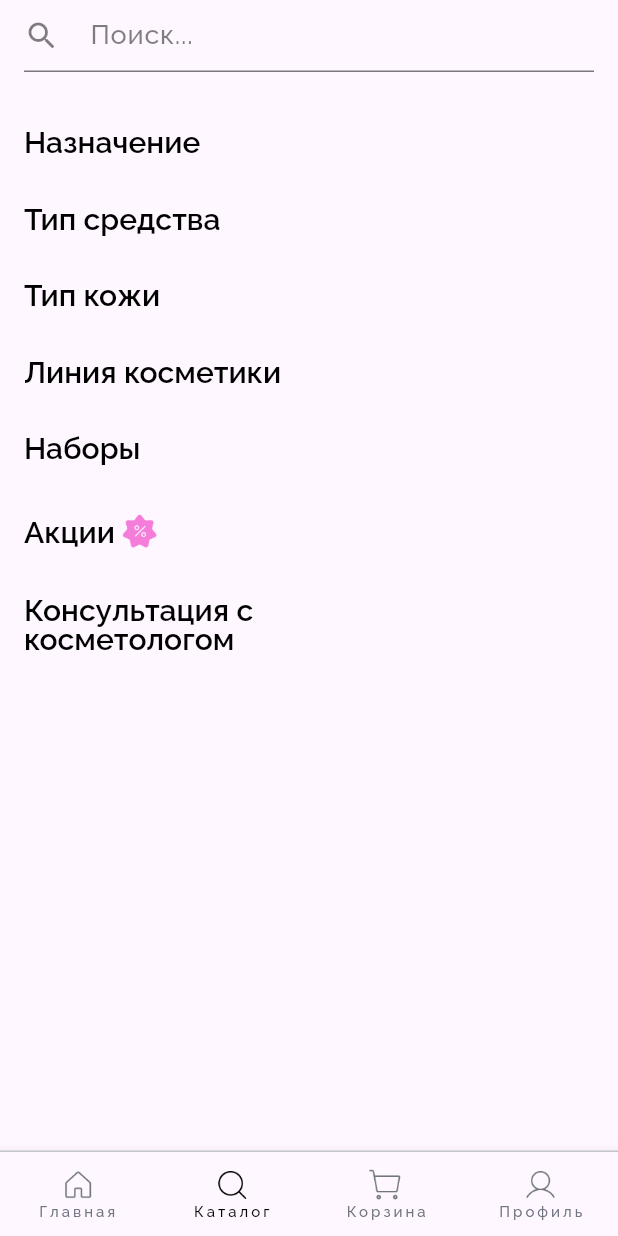
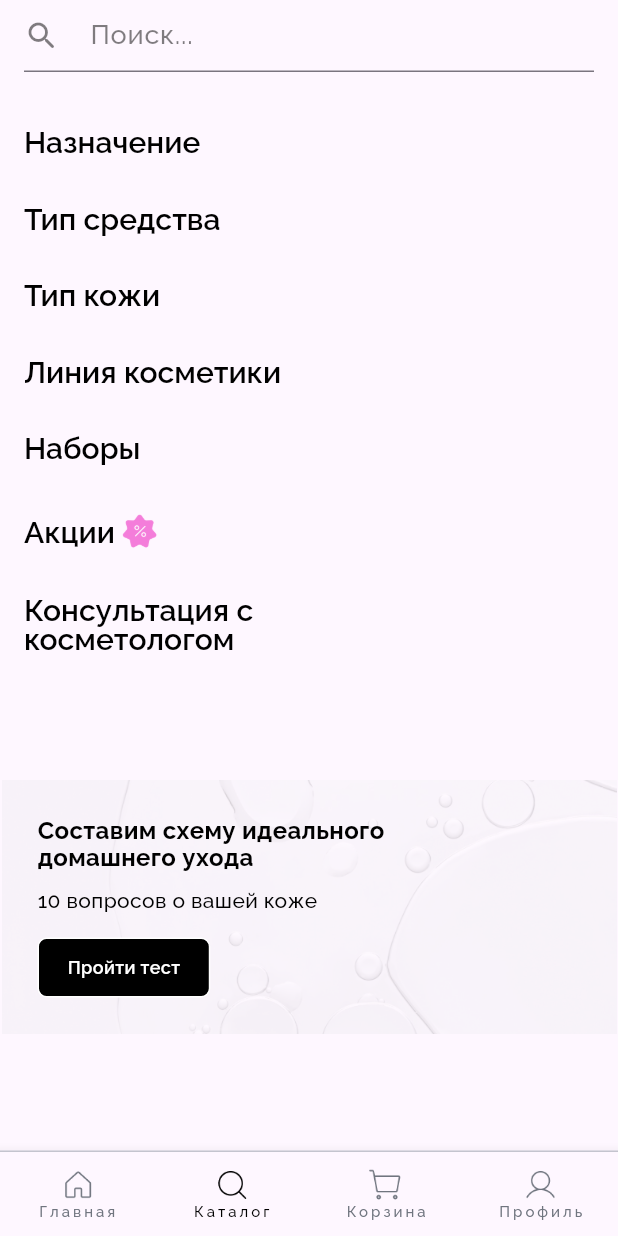
Before and after one commit to orozbaevelmar/flutter_cosmetics_store, a Flutter app: the screen it shows after launch, item 2 of the bottom bar chosen, on a phone screen of 412 x 824 dp. Run offline on Flutter 3.47's test engine with Material 3 defaults, Android fonts, the phone set to English and light mode, and no system bars; our stand-ins replace freezed_annotation, google_fonts.

Commit message:
catalog screen commit

```diff
--- a/lib/main.dart
+++ b/lib/main.dart
@@ -1,12 +1,6 @@
 import 'package:flutter/material.dart';
 import 'package:flutter/services.dart';
-import 'package:flutter_cosmetics_store/constants/colors.dart';
-import 'package:flutter_cosmetics_store/constants/text_styles.dart';
 import 'package:flutter_cosmetics_store/nav_bar.dart';
-import 'package:flutter_cosmetics_store/ui_presentation/screens/basket.dart';
-import 'package:flutter_cosmetics_store/ui_presentation/screens/catalog.dart';
-import 'package:flutter_cosmetics_store/ui_presentation/screens/home/home.dart';
-import 'package:flutter_cosmetics_store/ui_presentation/screens/profile.dart';
 
 void main() {
   SystemChrome.setSystemUIOverlayStyle(
--- a/lib/model/card.dart
+++ b/lib/model/card.dart
@@ -1,6 +1,7 @@
 import 'dart:convert';
 
 // ignore_for_file: public_member_api_docs, sort_constructors_first
+
 class ProductMiniInfo {
   String pathToImage;
   String name;
--- a/lib/ui_presentation/screens/basket.dart
+++ b/lib/ui_presentation/screens/basket.dart
@@ -5,6 +5,6 @@ class BasketScreen extends StatelessWidget {
 
   @override
   Widget build(BuildContext context) {
-    return const Placeholder();
+    return Placeholder();
   }
 }
--- a/lib/ui_presentation/screens/catalog.dart
+++ b/lib/ui_presentation/screens/catalog.dart
@@ -1,6 +1,6 @@
 import 'package:flutter/material.dart';
 import 'package:flutter_cosmetics_store/constants/colors.dart';
-import 'package:flutter_cosmetics_store/constants/text_styles.dart';
+import 'package:flutter_cosmetics_store/ui_presentation/widgets/custom_button.dart';
 import 'package:google_fonts/google_fonts.dart';
 
 class CatalogScreen extends StatelessWidget {
@@ -20,6 +20,7 @@ class CatalogScreen extends StatelessWidget {
   Widget build(BuildContext context) {
     return SafeArea(
       child: SingleChildScrollView(
+        physics: NeverScrollableScrollPhysics(),
         child: Column(
           crossAxisAlignment: CrossAxisAlignment.start,
           children: [
@@ -27,8 +28,60 @@ class CatalogScreen extends StatelessWidget {
             SizedBox(height: 39),
             _buildCategory(context),
             SizedBox(height: 51),
+            _buildTest(),
           ],
         ),
+      ),
+    );
+  }
+
+  Widget _buildTest() {
+    return Container(
+      margin: EdgeInsets.symmetric(horizontal: 1),
+      padding: EdgeInsets.all(24),
+      width: double.infinity,
+      height: 169,
+      decoration: BoxDecoration(
+        image: DecorationImage(
+          fit: BoxFit.cover,
+          image: AssetImage('assets/home_background.png'),
+        ),
+      ),
+      child: Column(
+        crossAxisAlignment: CrossAxisAlignment.start,
+        children: [
+          Text(
+            'Составим схему идеального\nдомашнего ухода',
+            style: GoogleFonts.raleway(
+              textStyle: TextStyle(
+                fontWeight: FontWeight.w700,
+                fontSize: 16,
+                height: 18 / 16,
+                color: MColor.black,
+              ),
+            ),
+          ),
+          SizedBox(height: 12),
+          Text(
+            '10 вопросов о вашей коже',
+            style: GoogleFonts.raleway(
+              textStyle: TextStyle(
+                fontWeight: FontWeight.w500,
+                fontSize: 14,
+                height: 17 / 14,
+                color: MColor.black,
+              ),
+            ),
+          ),
+          SizedBox(height: 16),
+          CustomButton(
+            text: 'Пройти тест',
+            onTap: () {},
+            padding: EdgeInsets.symmetric(horizontal: 19, vertical: 11),
+            backgroundColor: MColor.black,
+            borderRadius: BorderRadius.circular(6),
+          )
+        ],
       ),
     );
   }
--- a/lib/ui_presentation/screens/home/home.dart
+++ b/lib/ui_presentation/screens/home/home.dart
@@ -6,12 +6,9 @@ import 'package:flutter_cosmetics_store/constants/text_styles.dart';
 
 import 'package:flutter_cosmetics_store/data/data.dart';
 import 'package:flutter_cosmetics_store/ui_presentation/screens/home/components/advertisement_with_text.dart';
-import 'package:flutter_cosmetics_store/ui_presentation/screens/home/components/card_1.dart';
 import 'package:flutter_cosmetics_store/ui_presentation/screens/home/components/custom_list_view.dart';
-import 'package:flutter_cosmetics_store/ui_presentation/screens/home/components/go_to_discounts.dart';
 import 'package:flutter_cosmetics_store/ui_presentation/screens/home/components/home_care_scheme.dart';
 import 'package:flutter_cosmetics_store/ui_presentation/screens/home/components/new_products_text.dart';
-import 'package:flutter_cosmetics_store/ui_presentation/widgets/custom_button.dart';
 import 'package:google_fonts/google_fonts.dart';
 
 class HomeScreen extends StatefulWidget {
--- a/lib/ui_presentation/widgets/custom_button.dart
+++ b/lib/ui_presentation/widgets/custom_button.dart
@@ -22,7 +22,6 @@ class CustomButton extends StatelessWidget {
     return GestureDetector(
       onTap: onTap,
       child: Container(
-        alignment: Alignment.center,
         padding: padding,
         decoration: BoxDecoration(
           color: backgroundColor,
--- a/pubspec.yaml
+++ b/pubspec.yaml
@@ -36,6 +36,8 @@ dependencies:
   # Use with the CupertinoIcons class for iOS style icons.
   cupertino_icons: ^1.0.6
   google_fonts: ^6.2.1
+  json_annotation: ^4.9.0
+  freezed_annotation: ^2.4.4
 
 dev_dependencies:
   flutter_test:
@@ -47,6 +49,9 @@ dev_dependencies:
   # package. See that file for information about deactivating specific lint
   # rules and activating additional ones.
   flutter_lints: ^3.0.0
+  build_runner: ^2.4.9
+  json_serializable: ^6.8.0
+  freezed: ^2.5.2
 
 # For information on the generic Dart part of this file, see the
 # following page: https://dart.dev/tools/pub/pubspec
```
Also changed, not shown: lib/model/frzd/how_to_use.dart (added, +27 -0 lines), lib/model/frzd/product.dart (added, +29 -0 lines), lib/ui_presentation/screens/profile.dart (+16 -1 lines), lib/model/frzd/product.freezed.dart (added), lib/model/frzd/product.g.dart (added), pubspec.lock, 4 other files.
